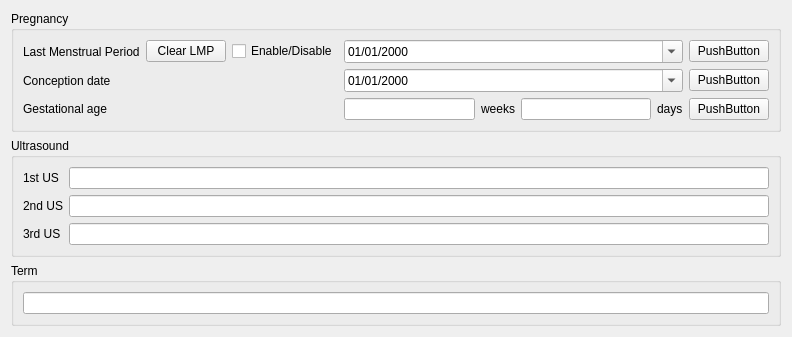
maternite/freehealth, file forms/subforms/maternity/obstetrics/term_calculator/ui/xx/obstcal.ui: the form before one commit.
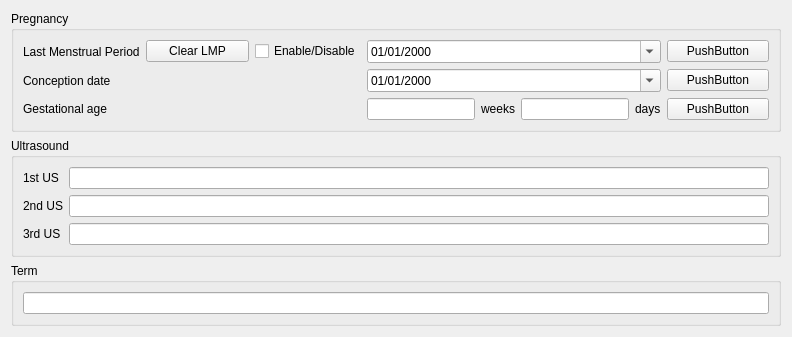
The form after the commit.

```diff
--- a/forms/subforms/maternity/obstetrics/term_calculator/ui/xx/obstcal.ui
+++ b/forms/subforms/maternity/obstetrics/term_calculator/ui/xx/obstcal.ui
@@ -87,6 +87,12 @@
        <layout class="QHBoxLayout" name="horizontalLayout">
         <item>
          <widget class="QLineEdit" name="currentWeeksAmenorrhoeaWeeks">
+          <property name="sizePolicy">
+           <sizepolicy hsizetype="Minimum" vsizetype="Fixed">
+            <horstretch>0</horstretch>
+            <verstretch>0</verstretch>
+           </sizepolicy>
+          </property>
           <property name="readOnly">
            <bool>true</bool>
           </property>
@@ -101,6 +107,12 @@
         </item>
         <item>
          <widget class="QLineEdit" name="currentWeeksAmenorrhoeaDays">
+          <property name="sizePolicy">
+           <sizepolicy hsizetype="Minimum" vsizetype="Fixed">
+            <horstretch>0</horstretch>
+            <verstretch>0</verstretch>
+           </sizepolicy>
+          </property>
           <property name="readOnly">
            <bool>true</bool>
           </property>
```
